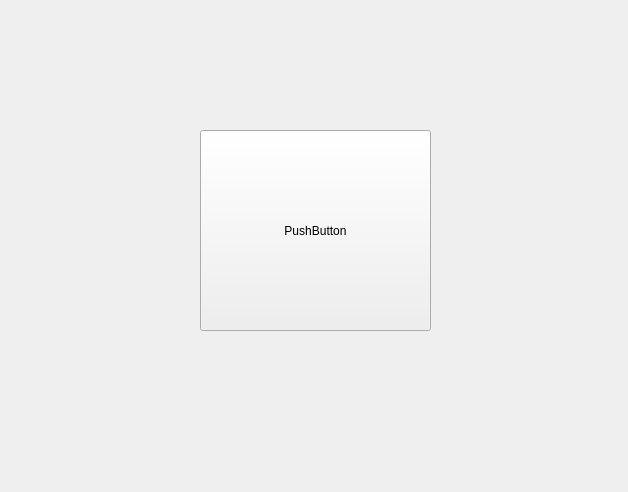
The window that calibratorform.ui (zcsd/Vision_Inspection) describes before a commit, drawn with Qt 5.
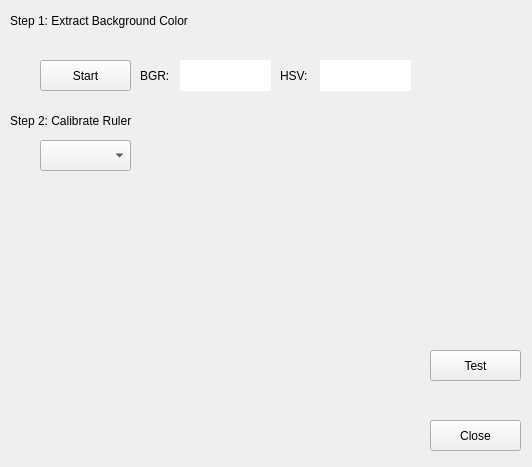
The same window after the commit.

Commit message: add color extractor

```diff
--- a/calibratorform.ui
+++ b/calibratorform.ui
@@ -6,8 +6,8 @@
    <rect>
     <x>0</x>
     <y>0</y>
-    <width>628</width>
-    <height>492</height>
+    <width>532</width>
+    <height>467</height>
    </rect>
   </property>
   <property name="windowTitle">
@@ -16,14 +16,148 @@
   <widget class="QPushButton" name="pushButton">
    <property name="geometry">
     <rect>
-     <x>200</x>
-     <y>130</y>
+     <x>430</x>
+     <y>350</y>
+     <width>91</width>
+     <height>31</height>
+    </rect>
+   </property>
+   <property name="text">
+    <string>Test</string>
+   </property>
+  </widget>
+  <widget class="QPushButton" name="pushButtonClose">
+   <property name="geometry">
+    <rect>
+     <x>430</x>
+     <y>420</y>
+     <width>91</width>
+     <height>31</height>
+    </rect>
+   </property>
+   <property name="text">
+    <string>Close</string>
+   </property>
+  </widget>
+  <widget class="QLabel" name="label">
+   <property name="geometry">
+    <rect>
+     <x>10</x>
+     <y>10</y>
      <width>231</width>
-     <height>201</height>
+     <height>21</height>
     </rect>
    </property>
    <property name="text">
-    <string>PushButton</string>
+    <string>Step 1: Extract Background Color</string>
+   </property>
+  </widget>
+  <widget class="QPushButton" name="pushButtonBGStart">
+   <property name="geometry">
+    <rect>
+     <x>40</x>
+     <y>60</y>
+     <width>91</width>
+     <height>31</height>
+    </rect>
+   </property>
+   <property name="text">
+    <string>Start</string>
+   </property>
+  </widget>
+  <widget class="QLabel" name="label_2">
+   <property name="geometry">
+    <rect>
+     <x>140</x>
+     <y>60</y>
+     <width>51</width>
+     <height>31</height>
+    </rect>
+   </property>
+   <property name="text">
+    <string>BGR:</string>
+   </property>
+  </widget>
+  <widget class="QLabel" name="label_3">
+   <property name="geometry">
+    <rect>
+     <x>280</x>
+     <y>60</y>
+     <width>41</width>
+     <height>31</height>
+    </rect>
+   </property>
+   <property name="text">
+    <string>HSV:</string>
+   </property>
+  </widget>
+  <widget class="QLabel" name="labelDisplayColor">
+   <property name="geometry">
+    <rect>
+     <x>430</x>
+     <y>60</y>
+     <width>71</width>
+     <height>31</height>
+    </rect>
+   </property>
+   <property name="text">
+    <string/>
+   </property>
+  </widget>
+  <widget class="QLabel" name="label_5">
+   <property name="geometry">
+    <rect>
+     <x>10</x>
+     <y>110</y>
+     <width>231</width>
+     <height>21</height>
+    </rect>
+   </property>
+   <property name="text">
+    <string>Step 2: Calibrate Ruler</string>
+   </property>
+  </widget>
+  <widget class="QComboBox" name="comboBoxCaliMethod">
+   <property name="geometry">
+    <rect>
+     <x>40</x>
+     <y>140</y>
+     <width>91</width>
+     <height>31</height>
+    </rect>
+   </property>
+  </widget>
+  <widget class="QLabel" name="labelShowRGB">
+   <property name="geometry">
+    <rect>
+     <x>180</x>
+     <y>60</y>
+     <width>91</width>
+     <height>31</height>
+    </rect>
+   </property>
+   <property name="styleSheet">
+    <string notr="true">background-color: rgb(255, 255, 255);
+</string>
+   </property>
+   <property name="text">
+    <string/>
+   </property>
+  </widget>
+  <widget class="QLabel" name="labelShowHSV">
+   <property name="geometry">
+    <rect>
+     <x>320</x>
+     <y>60</y>
+     <width>91</width>
+     <height>31</height>
+    </rect>
+   </property>
+   <property name="styleSheet">
+    <string notr="true">background-color: rgb(255, 255, 255);</string>
+   </property>
+   <property name="text">
+    <string/>
    </property>
   </widget>
  </widget>
```
The commit also changes 5 other files.
